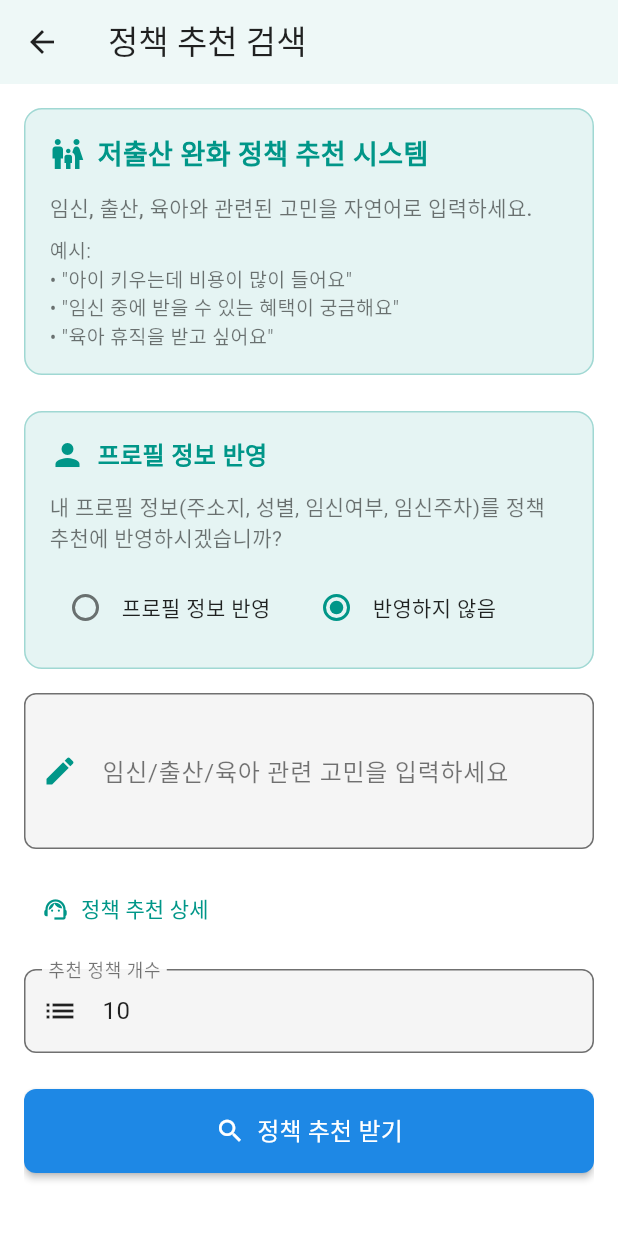
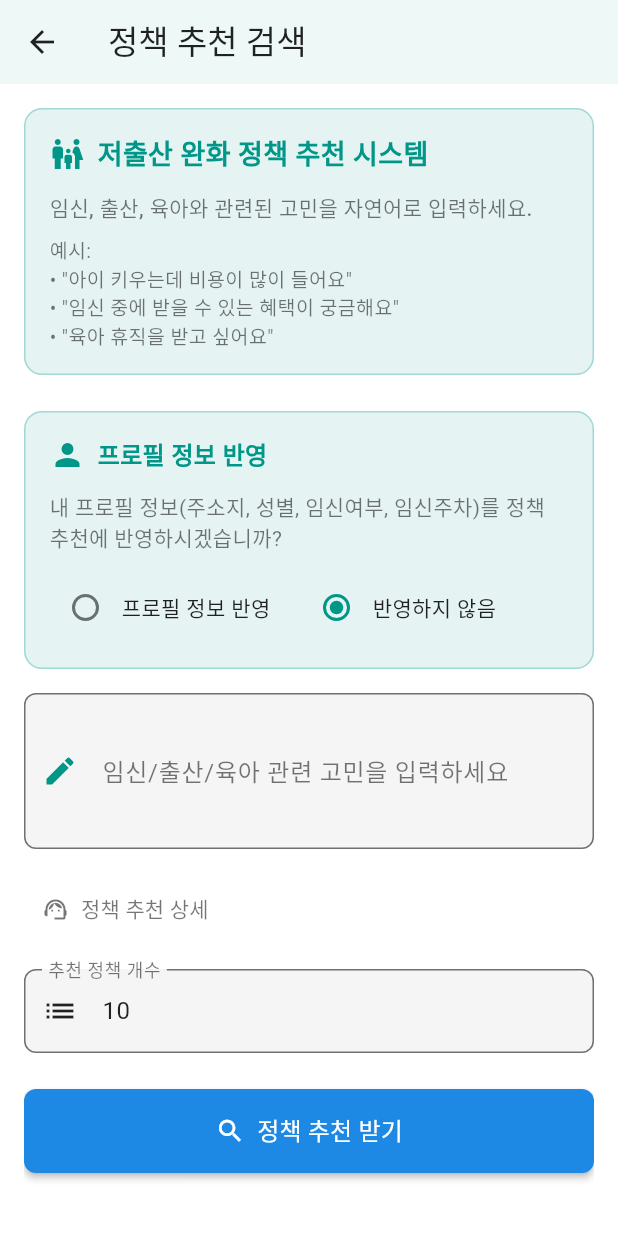
Before and after one commit to KimDaegun00/capstone01, a Flutter app: the PolicyRecommendationPage screen opened directly, on a phone screen of 412 x 824 dp. Run offline on Flutter 3.47's test engine with Material 3 defaults, Android fonts, the phone set to English and light mode, and no system bars; our stand-ins replace flutter_dotenv, geolocator, go_router, shared_preferences, supabase_flutter, webview_flutter; accounts and stored records are empty.

Commit message:
Revert "다크모드 오류 수정"
This reverts commit cc7cbc85ebf6efaeaa92e2c4a108cf6d19446476.

```diff
--- a/lib/detail_screens/benefit_screen.dart
+++ b/lib/detail_screens/benefit_screen.dart
@@ -502,8 +502,8 @@ class _PolicyRecommendationPageState extends State<PolicyRecommendationPage> {
                       }
                     });
                   },
-                  icon: Icon(_helperOpen ? Icons.expand_less : Icons.support_agent, color: cs.primary),
-                  label: Text('정책 추천 상세', style: TextStyle(color: cs.primary)),
+                  icon: Icon(_helperOpen ? Icons.expand_less : Icons.support_agent, color: Colors.black54),
+                  label: Text('정책 추천 상세', style: TextStyle(color: Colors.black54)),
                 ),
               ),
 
@@ -545,9 +545,9 @@ class _PolicyRecommendationPageState extends State<PolicyRecommendationPage> {
                           border: OutlineInputBorder(
                             borderRadius: BorderRadius.circular(8),
                           ),
-                          prefixIcon: Icon(Icons.category, color: cs.onSurface),
+                          prefixIcon: Icon(Icons.category, color: cs.primary),
                           filled: true,
-                          fillColor: cs.surface,
+                          fillColor: Colors.white,
                         ),
                       ),
 
@@ -595,9 +595,9 @@ class _PolicyRecommendationPageState extends State<PolicyRecommendationPage> {
                           border: OutlineInputBorder(
                             borderRadius: BorderRadius.circular(8),
                           ),
-                          prefixIcon: Icon(Icons.search, color: cs.onSurface),
+                          prefixIcon: Icon(Icons.search, color: cs.primary),
                           filled: true,
-                          fillColor: cs.surface,
+                          fillColor: Colors.white,
                         ),
                       ),
 
@@ -1485,8 +1485,10 @@ class _PolicyResultPageState extends State<PolicyResultPage> {
   }
 
   Color _getSimilarityColor(BuildContext context, double similarity) {
-    if (similarity >= 70) return Colors.green[600]!;
-    if (similarity >= 60) return Colors.orange[600]!;
-    return Colors.red[600]!;
+    final cs = Theme.of(context).colorScheme;
+    if (similarity >= 80) return cs.primary;
+    if (similarity >= 60) return cs.secondary;
+    if (similarity >= 40) return cs.secondary.withOpacity(0.7);
+    return cs.error;
   }
 }
```
